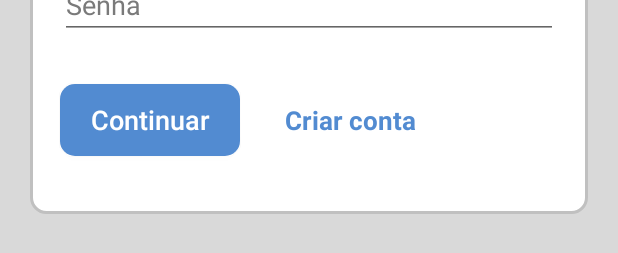
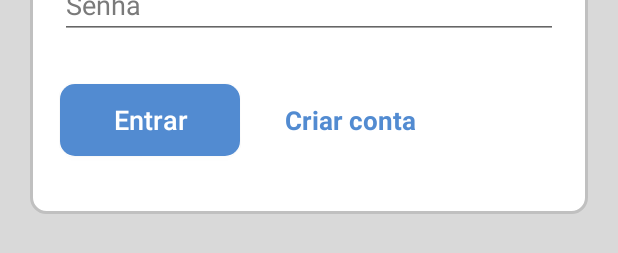
Before and after one commit to mirdep/MyKwad, an Android app: the layout activity_login.xml on its own in the app's theme, with its tools: preview values and no code run, on a phone screen of 412 x 824 dp. Shown: the part 461-714 px from the top of the screen. Run offline under Robolectric (Android 15) with nearby library versions, the light colour scheme and no system bars; Roboto replaces fonts that are not available here.

Commit message:
Nova tela de login

```diff
--- a/app/src/main/res/layout/activity_login.xml
+++ b/app/src/main/res/layout/activity_login.xml
@@ -7,10 +7,10 @@
     android:layout_height="match_parent">
 
     <View
-        android:id="@+id/amarelo"
+        android:id="@+id/azul"
         android:layout_width="0dp"
         android:layout_height="0dp"
-        android:background="@drawable/retangulo_amarelo"
+        android:background="@drawable/retangulo_azul"
         app:layout_constraintBottom_toTopOf="@+id/editText_login_usuario"
         app:layout_constraintEnd_toEndOf="parent"
         app:layout_constraintStart_toStartOf="parent"
@@ -24,7 +24,7 @@
         app:layout_constraintBottom_toBottomOf="parent"
         app:layout_constraintEnd_toEndOf="parent"
         app:layout_constraintStart_toStartOf="parent"
-        app:layout_constraintTop_toBottomOf="@+id/amarelo" />
+        app:layout_constraintTop_toBottomOf="@+id/azul" />
 
     <View
         android:id="@+id/branco"
@@ -46,7 +46,7 @@
         android:layout_marginEnd="10dp"
         android:background="@drawable/ic_close_black_24dp"
         app:layout_constraintEnd_toEndOf="parent"
-        app:layout_constraintTop_toTopOf="@+id/amarelo" />
+        app:layout_constraintTop_toTopOf="@+id/azul" />
 
     <TextView
         android:id="@+id/textView3"
@@ -95,7 +95,7 @@
         android:layout_height="wrap_content"
         android:layout_marginTop="30dp"
         android:background="@drawable/button_borda_redonda"
-        android:text="Continuar"
+        android:text="Entrar"
         android:textAllCaps="false"
         android:textColor="#FFFFFF"
         android:textSize="18sp"
```
Also changed, not shown: app/src/main/java/mirdep/br/mykwad/drones/Peca.java (added, +55 -0 lines), app/src/main/res/drawable/retangulo_azul.xml (renamed from app/src/main/res/drawable/retangulo_amarelo.xml).
